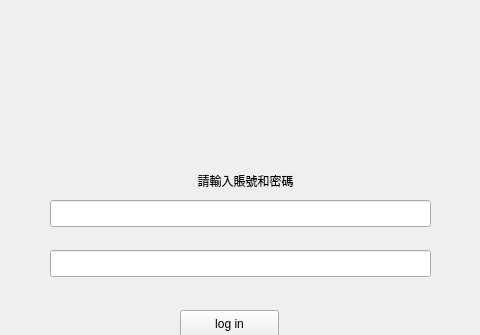
This is QtChat/ChatClient/mainwindow.ui in niuwe/IsMe as Qt 5 draws it before an edit; both pictures show x 330 to 810 and y 0 to 335 of the 1280 by 720 pixel window. The edited form follows.
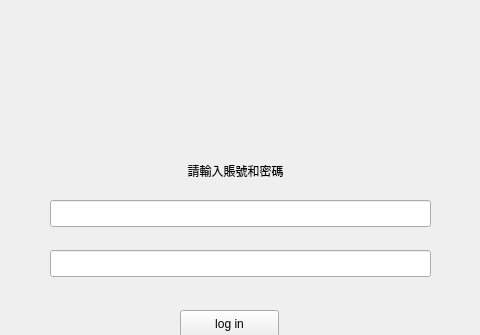
This is the edited form.

Diff of the .ui file:
```diff
--- a/QtChat/ChatClient/mainwindow.ui
+++ b/QtChat/ChatClient/mainwindow.ui
@@ -66,8 +66,8 @@
      <widget class="QLabel" name="errorLabel">
       <property name="geometry">
        <rect>
-        <x>290</x>
-        <y>80</y>
+        <x>280</x>
+        <y>70</y>
         <width>251</width>
         <height>21</height>
        </rect>
```
Left out of the diff: 2 changed lines with no effect on the pictures.
